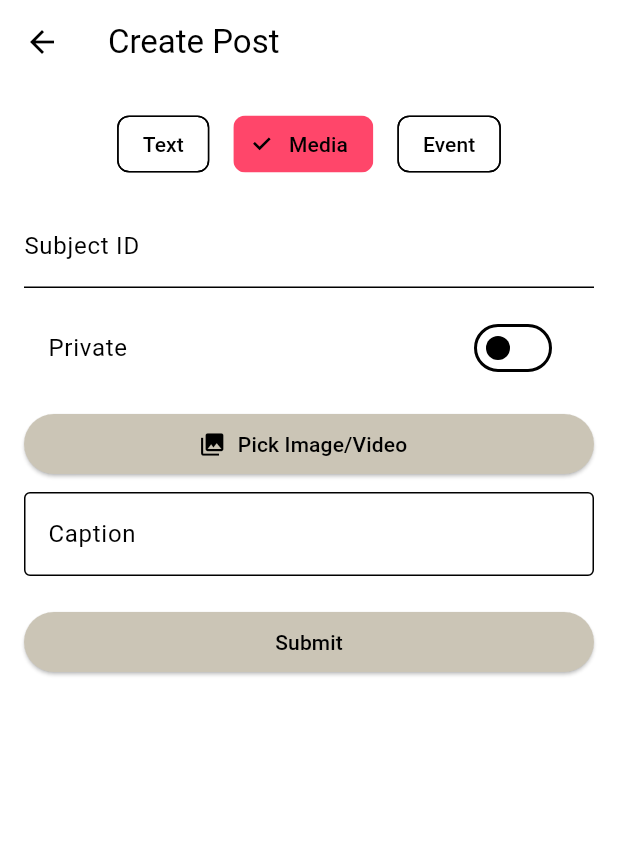
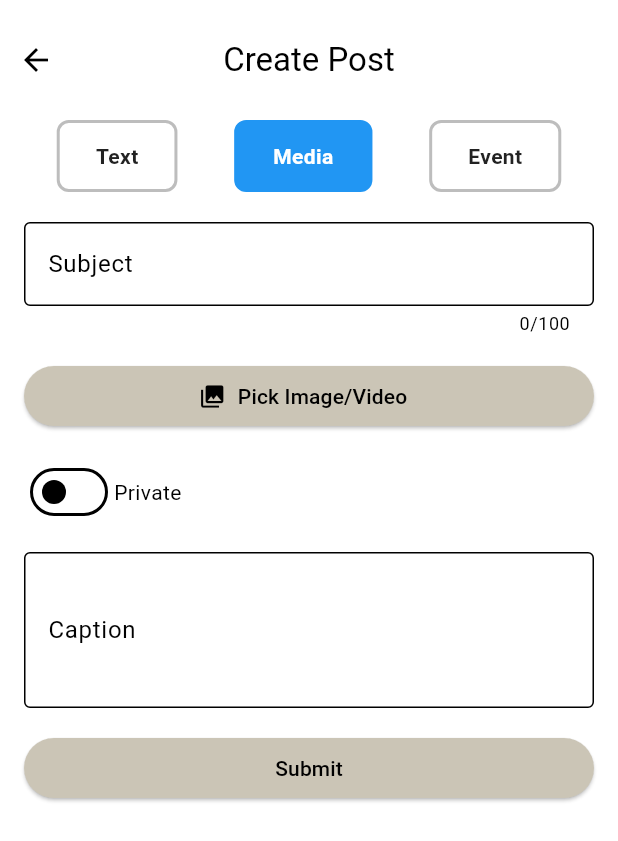
Before and after one commit to studbudz/studbudz, a Flutter app: the CreatePostPage widget shown alone on an empty page, opened directly, after a tap on "Media", on a phone screen of 412 x 824 dp. Shown: the top 841 px of the screen. Run offline on Flutter 3.47's test engine with Material 3 defaults, Android fonts, the phone set to English and light mode, and no system bars; our stand-ins replace awesome_notifications, flutter_map, flutter_secure_storage, image_picker; missing offline and left inert: bip39; accounts and stored records are empty; network calls fail; statements that could not run were skipped.

Commit message:
feat: Implement token validation and improve authentication flow
- Added token expiration check in TokenHandler class.
- Updated SQL schema to allow nullable address and location fields in event table.
- Enhanced AuthManager to validate tokens and clear storage if invalid.
- Introduced createPost method in Engine class for handling different post types.
- Modified HttpRequestHandler to support 201 status code for successful requests.
- Removed unused Untitled-1.dart file and refactored create post functionality into create_post_page.dart.
- Updated event and media form widgets to handle new data structures.
- Adjusted navigation logic in nav_bar.dart to direct to createPost page.
- Changed server address in config.dart for testing purposes.
- Registered createPost page in main.dart and updated notifier to include new page state.

```diff
--- a/server/lib/queries.json
+++ b/server/lib/queries.json
@@ -1,4 +1,7 @@
 {
     "getUserCredentialsByUsername": "SELECT password_salt, password_hash FROM user WHERE username = ?",
-    "getUserSuggestionsFromName": "SELECT user_id, username, user_avatar FROM user WHERE username LIKE ?"
+    "getUserSuggestionsFromName": "SELECT user_id, username, user_avatar FROM user WHERE username LIKE ?",
+    "getUserIdByUsername": "SELECT user_id FROM user WHERE username = ?",
+    "getSubjectIdByName":  "SELECT subject_id FROM subject WHERE subject_name = ?",
+    "createTextPost":      "INSERT INTO post (user_id, post_content, post_private) VALUES (?, ?, ?)"
 }
--- a/server/lib/token_validation.dart
+++ b/server/lib/token_validation.dart
@@ -32,6 +32,7 @@ class TokenHandler {
       int expiry = payload['exp'];
       DateTime expiryDate = DateTime.fromMillisecondsSinceEpoch(expiry * 1000);
       if (DateTime.now().isAfter(expiryDate)) {
+        print("Token Expired.");
         return false;
       }
       return true;
--- a/studbudz/lib/UI/Untitled-1.dart
+++ /dev/null
@@ -1,269 +0,0 @@
-import 'package:flutter/material.dart';
-import 'package:image_picker/image_picker.dart';
-
-enum PostType { text, media, event }
-
-class CreatePostPage extends StatefulWidget {
-  const CreatePostPage({super.key});
-
-  @override
-  CreatePostPageState createState() => CreatePostPageState();
-}
-
-class CreatePostPageState extends State<CreatePostPage> {
-  PostType _selectedType = PostType.text;
-
-  // Common fields
-  final TextEditingController _subjectIdController = TextEditingController();
-  bool _isPrivate = false;
-
-  // Text post
-  final TextEditingController _textContentController = TextEditingController();
-
-  // Media post
-  XFile? _mediaFile;
-  final TextEditingController _mediaCaptionController = TextEditingController();
-
-  // Event post
-  final TextEditingController _eventNameController = TextEditingController();
-  XFile? _eventImageFile;
-  final TextEditingController _eventDescriptionController =
-      TextEditingController();
-  final TextEditingController _eventLocationNameController =
-      TextEditingController();
-  DateTime? _eventStartAt;
-  DateTime? _eventEndAt;
-
-  final ImagePicker _picker = ImagePicker();
-
-  Future<void> _pickMedia(
-      {bool forEvent = false, bool pickVideo = false}) async {
-    XFile? picked;
-    if (pickVideo) {
-      picked = await _picker.pickVideo(source: ImageSource.gallery);
-    } else {
-      picked = await _picker.pickImage(source: ImageSource.gallery);
-    }
-    if (picked != null) {
-      setState(() {
-        if (forEvent) {
-          _eventImageFile = picked;
-        } else {
-          _mediaFile = picked;
-        }
-      });
-    }
-  }
-
-  Future<void> _pickDateTime({required bool isStart}) async {
-    final date = await showDatePicker(
-      context: context,
-      initialDate: DateTime.now(),
-      firstDate: DateTime(2000),
-      lastDate: DateTime(2100),
-    );
-    if (date == null) return;
-    final time = await showTimePicker(
-      context: context,
-      initialTime: TimeOfDay.now(),
-    );
-    if (time == null) return;
-    final dateTime = DateTime(
-      date.year,
-      date.month,
-      date.day,
-      time.hour,
-      time.minute,
-    );
-    setState(() {
-      if (isStart) {
-        _eventStartAt = dateTime;
-      } else {
-        _eventEndAt = dateTime;
-      }
-    });
-  }
-
-  void _submit() {
-    final subjectId = int.tryParse(_subjectIdController.text);
-    Map<String, dynamic> data;
-    switch (_selectedType) {
-      case PostType.text:
-        data = {
-          'type': 'text',
-          'subject_id': subjectId,
-          'post_content': _textContentController.text,
-          'post_private': _isPrivate,
-        };
-        break;
-      case PostType.media:
-        data = {
-          'type': 'media',
-          'subject_id': subjectId,
-          'post_url': _mediaFile?.path,
-          'post_content': _mediaCaptionController.text,
-          'post_private': _isPrivate,
-        };
-        break;
-      case PostType.event:
-        data = {
-          'type': 'event',
-          'subject_id': subjectId,
-          'event_name': _eventNameController.text,
-          'event_image': _eventImageFile?.path,
-          'event_description': _eventDescriptionController.text,
-          'event_location_name': _eventLocationNameController.text,
-          'event_start_at': _eventStartAt?.toIso8601String(),
-          'event_end_at': _eventEndAt?.toIso8601String(),
-          'event_private': _isPrivate,
-        };
-        break;
-    }
-    //send data.
-    print(data);
-  }
-
-  Widget _buildSelector() {
-    return Row(
-      mainAxisAlignment: MainAxisAlignment.center,
-      children: PostType.values.map((type) {
-        final label = type.toString().split('.').last.capitalize();
-        return Padding(
-          padding: const EdgeInsets.symmetric(horizontal: 8),
-          child: ChoiceChip(
-            label: Text(label),
-            selected: _selectedType == type,
-            onSelected: (_) => setState(() => _selectedType = type),
-          ),
-        );
-      }).toList(),
-    );
-  }
-
-  Widget _buildForm() {
-    return Column(
-      crossAxisAlignment: CrossAxisAlignment.stretch,
-      children: [
-        TextField(
-          controller: _subjectIdController,
-          decoration: const InputDecoration(labelText: 'Subject ID'),
-          keyboardType: TextInputType.number,
-        ),
-        const SizedBox(height: 12),
-        SwitchListTile(
-          title: const Text('Private'),
-          value: _isPrivate,
-          onChanged: (v) => setState(() => _isPrivate = v),
-        ),
-        const SizedBox(height: 12),
-        if (_selectedType == PostType.text) ...[
-          TextField(
-            controller: _textContentController,
-            decoration: const InputDecoration(
-              labelText: 'Content',
-              border: OutlineInputBorder(),
-            ),
-            maxLines: 5,
-          ),
-        ],
-        if (_selectedType == PostType.media) ...[
-          ElevatedButton.icon(
-            onPressed: () => _pickMedia(forEvent: false),
-            icon: const Icon(Icons.photo_library),
-            label: const Text('Pick Image/Video'),
-          ),
-          if (_mediaFile != null) Text('Selected: ${_mediaFile!.name}'),
-          const SizedBox(height: 8),
-          TextField(
-            controller: _mediaCaptionController,
-            decoration: const InputDecoration(
-              labelText: 'Caption',
-              border: OutlineInputBorder(),
-            ),
-          ),
-        ],
-        if (_selectedType == PostType.event) ...[
-          TextField(
-            controller: _eventNameController,
-            decoration: const InputDecoration(
-              labelText: 'Event Name',
-              border: OutlineInputBorder(),
-            ),
-          ),
-          const SizedBox(height: 8),
-          ElevatedButton.icon(
-            onPressed: () => _pickMedia(forEvent: true),
-            icon: const Icon(Icons.image),
-            label: const Text('Pick Event Image'),
-          ),
-          if (_eventImageFile != null)
-            Text('Selected: ${_eventImageFile!.name}'),
-          const SizedBox(height: 8),
-          TextField(
-            controller: _eventDescriptionController,
-            decoration: const InputDecoration(
-              labelText: 'Description',
-              border: OutlineInputBorder(),
-            ),
-            maxLines: 3,
-          ),
-          const SizedBox(height: 8),
-          TextField(
-            controller: _eventLocationNameController,
-            decoration: const InputDecoration(
-              labelText: 'Location Name',
-              border: OutlineInputBorder(),
-            ),
-          ),
-          const SizedBox(height: 8),
-          Row(
-            children: [
-              Expanded(
-                child: ElevatedButton(
-                  onPressed: () => _pickDateTime(isStart: true),
-                  child: Text(_eventStartAt == null
-                      ? 'Pick Start'
-                      : 'Start: ${_eventStartAt!.toLocal().toIso8601String()}'),
-                ),
-              ),
-              const SizedBox(width: 8),
-              Expanded(
-                child: ElevatedButton(
-                  onPressed: () => _pickDateTime(isStart: false),
-                  child: Text(_eventEndAt == null
-                      ? 'Pick End'
-                      : 'End: ${_eventEndAt!.toLocal().toIso8601String()}'),
-                ),
-              ),
-            ],
-          ),
-        ],
-        SizedBox(height: 20),
-        ElevatedButton(onPressed: _submit, child: Text('Submit')),
-      ],
-    );
-  }
-
-  @override
-  Widget build(BuildContext context) {
-    return Scaffold(
-      appBar: AppBar(title: Text('Create Post')),
-      body: Padding(
-        padding: const EdgeInsets.all(16.0),
-        child: SingleChildScrollView(
-          child: Column(
-            children: [
-              _buildSelector(),
-              SizedBox(height: 16),
-              _buildForm(),
-            ],
-          ),
-        ),
-      ),
-    );
-  }
-}
-
-extension StringExtension on String {
-  String capitalize() => this[0].toUpperCase() + substring(1);
-}
--- a/studbudz/lib/UI/event_form_widget.dart
+++ b/studbudz/lib/UI/event_form_widget.dart
@@ -66,7 +66,7 @@ class _EventFormWidgetState extends State<EventFormWidget> {
       'type': 'event',
       if (subject != null) 'subject': subject,
       'event_name': eventName,
-      'event_image': _eventImage?.path,
+      'event_image': _eventImage,
       'event_description': _eventDescriptionController.text.trim(),
       'event_location_name': _eventLocationController.text.trim(),
       'event_start_at': _eventStartAt?.toIso8601String(),
--- a/studbudz/lib/UI/media_form_widget.dart
+++ b/studbudz/lib/UI/media_form_widget.dart
@@ -18,7 +18,7 @@ class _MediaFormWidgetState extends State<MediaFormWidget> {
   bool _isPrivate = false;
 
   Future<void> _pickMedia() async {
-    final picked = await _picker.pickImage(source: ImageSource.gallery);
+    final picked = await _picker.pickMedia();
     if (picked != null) {
       setState(() {
         _file = picked;
@@ -32,7 +32,7 @@ class _MediaFormWidgetState extends State<MediaFormWidget> {
     final data = <String, dynamic>{
       'type': 'media',
       'subject': subject,
-      'post_url': _file?.path,
+      'file': _file,
       'post_content': caption,
       'post_private': _isPrivate,
     };
--- a/studbudz/lib/UI/nav_bar.dart
+++ b/studbudz/lib/UI/nav_bar.dart
@@ -83,7 +83,7 @@ class _NavBarWidgetState extends State<NavBarWidget> {
               IconButton(
                 onPressed: () {
                   if (currentPage == AppPage.home) {
-                    notifier.setPage(AppPage.postWidget);
+                    notifier.setPage(AppPage.createPost);
                   } else {
                     setState(() {
                       selectedIndex = 2;
--- a/studbudz/lib/config.dart
+++ b/studbudz/lib/config.dart
@@ -1,2 +1,2 @@
-const String address = 'localhost:8080';
-bool logInCheck = false;
+const String address = '192.168.1.107:8080';
+bool logInCheck = true;
--- a/studbudz/lib/main.dart
+++ b/studbudz/lib/main.dart
@@ -131,6 +131,8 @@ class _MyAppState extends State<MyApp> with WidgetsBindingObserver {
         return const RecoveryPhrasePage();
       case AppPage.postWidget:
         return const PostWidget();
+      case AppPage.createPost:
+        return const CreatePostPage();
       default:
         // return TestWidget(
         //   onTriggerNotification: triggerNotification, // Fixed typo
--- a/studbudz/lib/notifier.dart
+++ b/studbudz/lib/notifier.dart
@@ -14,6 +14,7 @@ enum AppPage {
   schedule,
   chat,
   postWidget,
+  createPost,
   other
 }
 
@@ -41,7 +42,7 @@ class Controller extends ChangeNotifier {
           AppPage.signIn; // if you are not logged in -> send to sign in
     } else {
       currentPage = AppPage
-          .other; // if we do not check or you are logged in -> send to this page.
+          .home; // if we do not check or you are logged in -> send to this page.
     }
     print("Logged in is: $loggedIn and page is: $currentPage");
     notifyListeners();
```
Also changed, not shown: server/lib/server.dart (+81 -0 lines), studbudz/lib/Engine/auth_manager.dart (+44 -1 lines), studbudz/lib/Engine/engine.dart (+27 -0 lines), studbudz/lib/Engine/http_request_handler.dart (+6 -6 lines), studbudz/lib/UI/create_post_page.dart (+5 -5 lines), 5 other files.
